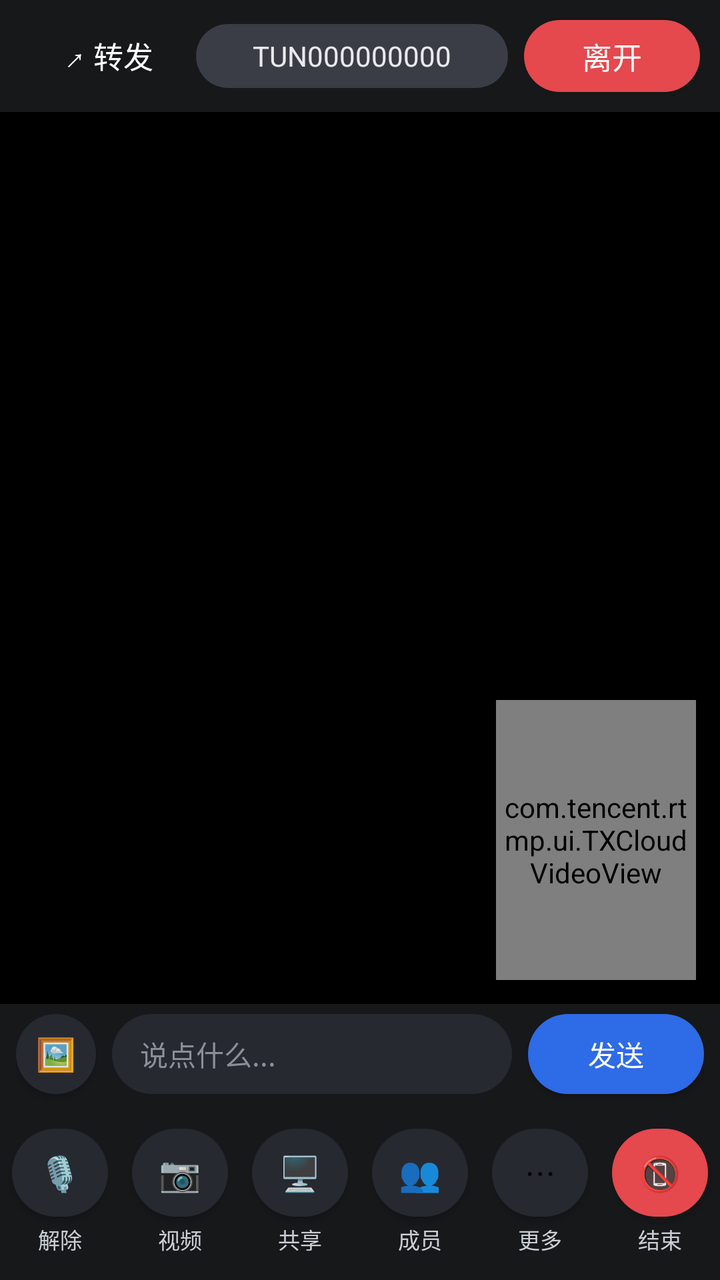
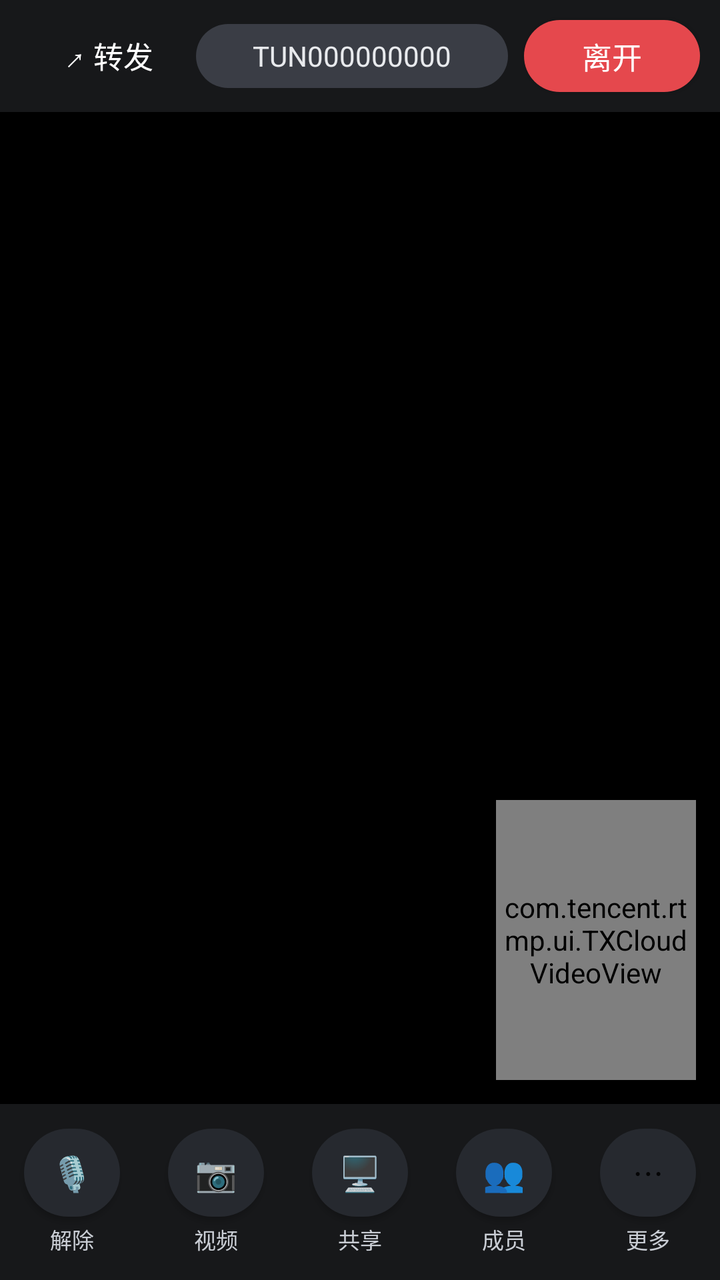

Compare the two renders of this Android layout. The source of the first and the diff that turns it into the second are given below.
<!-- AndroidManifest.xml: activity theme AppTheme -->
<!-- res/layout/activity_meeting.xml -->
<?xml version="1.0" encoding="utf-8"?>

<LinearLayout xmlns:android="http://schemas.android.com/apk/res/android"
    android:id="@+id/rootLayout"
    android:layout_width="match_parent"
    android:layout_height="match_parent"
    android:background="#101114"
    android:orientation="vertical">

    <LinearLayout
        android:layout_width="match_parent"
        android:layout_height="56dp"
        android:background="#17181A"
        android:gravity="center_vertical"
        android:orientation="horizontal"
        android:paddingStart="10dp"
        android:paddingEnd="10dp">

        <Button
            android:id="@+id/btnForward"
            android:layout_width="wrap_content"
            android:layout_height="36dp"
            android:background="@android:color/transparent"
            android:paddingStart="4dp"
            android:paddingEnd="4dp"
            android:text="↗ 转发"
            android:textColor="#ffffff"
            android:textSize="15sp" />

        <TextView
            android:id="@+id/tvRoom"
            android:layout_width="0dp"
            android:layout_height="32dp"
            android:layout_weight="1"
            android:background="@drawable/bg_chip"
            android:gravity="center"
            android:paddingStart="18dp"
            android:paddingEnd="18dp"
            android:text="TUN000000000"
            android:textColor="#E8EAED"
            android:textSize="14sp" />

        <Button
            android:id="@+id/btnLeave"
            android:layout_width="wrap_content"
            android:layout_height="36dp"
            android:layout_marginStart="8dp"
            android:background="@drawable/bg_btn_red"
            android:paddingStart="16dp"
            android:paddingEnd="16dp"
            android:text="离开"
            android:textColor="#ffffff"
            android:textSize="15sp" />
    </LinearLayout>

    <FrameLayout
        android:layout_width="match_parent"
        android:layout_height="0dp"
        android:layout_weight="1"
        android:background="#000000">

        <FrameLayout
            android:id="@+id/videoStage"
            android:layout_width="match_parent"
            android:layout_height="match_parent" />

        <TextView
            android:id="@+id/tvHint"
            android:layout_width="wrap_content"
            android:layout_height="wrap_content"
            android:layout_gravity="center"
            android:text=""
            android:textColor="#9aa7b5"
            android:textSize="14sp" />

        <FrameLayout
            android:id="@+id/localBox"
            android:layout_width="100dp"
            android:layout_height="140dp"
            android:layout_gravity="bottom|end"
            android:layout_margin="12dp"
            android:background="#1b2430">

            <com.tencent.rtmp.ui.TXCloudVideoView
                android:id="@+id/localView"
                android:layout_width="match_parent"
                android:layout_height="match_parent" />
        </FrameLayout>

        <ScrollView
            android:id="@+id/chatPanel"
            android:layout_width="match_parent"
            android:layout_height="180dp"
            android:layout_gravity="bottom"
            android:background="#B3000000"
            android:visibility="gone">

            <LinearLayout
                android:id="@+id/chatList"
                android:layout_width="match_parent"
                android:layout_height="wrap_content"
                android:orientation="vertical"
                android:padding="10dp" />
        </ScrollView>

        
        <TextView
            android:id="@+id/tvSubtitle"
            android:layout_width="match_parent"
            android:layout_height="wrap_content"
            android:layout_gravity="bottom|center_horizontal"
            android:layout_marginStart="12dp"
            android:layout_marginEnd="128dp"
            android:layout_marginBottom="16dp"
            android:background="#CC000000"
            android:ellipsize="end"
            android:gravity="center"
            android:maxLines="2"
            android:paddingStart="10dp"
            android:paddingTop="6dp"
            android:paddingEnd="10dp"
            android:paddingBottom="6dp"
            android:text=""
            android:textColor="#FFFFFF"
            android:textSize="15sp"
            android:visibility="gone" />
    </FrameLayout>

    <LinearLayout
        android:layout_width="match_parent"
        android:layout_height="50dp"
        android:background="#17181A"
        android:gravity="center_vertical"
        android:orientation="horizontal"
        android:paddingStart="8dp"
        android:paddingEnd="8dp">

        <Button
            android:id="@+id/btnImg"
            android:layout_width="40dp"
            android:layout_height="40dp"
            android:background="@drawable/bg_btn_dark"
            android:text="🖼"
            android:textSize="16sp" />

        <EditText
            android:id="@+id/etChat"
            android:layout_width="0dp"
            android:layout_height="40dp"
            android:layout_marginStart="8dp"
            android:layout_weight="1"
            android:background="@drawable/bg_input"
            android:hint="说点什么..."
            android:imeOptions="actionSend"
            android:inputType="text"
            android:maxLines="1"
            android:paddingStart="14dp"
            android:paddingEnd="14dp"
            android:textColor="#ffffff"
            android:textColorHint="#8A8F99"
            android:textSize="14sp" />

        <Button
            android:id="@+id/btnSend"
            android:layout_width="wrap_content"
            android:layout_height="40dp"
            android:layout_marginStart="8dp"
            android:background="@drawable/bg_btn_blue"
            android:paddingStart="18dp"
            android:paddingEnd="18dp"
            android:text="发送"
            android:textColor="#ffffff"
            android:textSize="14sp" />
    </LinearLayout>

    <LinearLayout
        android:layout_width="match_parent"
        android:layout_height="88dp"
        android:background="#17181A"
        android:orientation="horizontal">

        <LinearLayout style="@style/MeetCtrl">
            <Button android:id="@+id/btnMic" style="@style/MeetBtn" android:text="🎙" />
            <TextView android:id="@+id/tvMic" style="@style/MeetLabel" android:text="解除" />
        </LinearLayout>

        <LinearLayout style="@style/MeetCtrl">
            <Button android:id="@+id/btnCam" style="@style/MeetBtn" android:text="📷" />
            <TextView android:id="@+id/tvCam" style="@style/MeetLabel" android:text="视频" />
        </LinearLayout>

        <LinearLayout style="@style/MeetCtrl">
            <Button android:id="@+id/btnShare" style="@style/MeetBtn" android:text="🖥" />
            <TextView style="@style/MeetLabel" android:text="共享" />
        </LinearLayout>

        <LinearLayout style="@style/MeetCtrl">
            <Button android:id="@+id/btnMembers" style="@style/MeetBtn" android:text="👥" />
            <TextView style="@style/MeetLabel" android:text="成员" />
        </LinearLayout>

        <LinearLayout style="@style/MeetCtrl">
            <Button android:id="@+id/btnMore" style="@style/MeetBtn" android:text="⋯" />
            <TextView style="@style/MeetLabel" android:text="更多" />
        </LinearLayout>

        <LinearLayout style="@style/MeetCtrl">
            <Button android:id="@+id/btnEnd" style="@style/MeetBtnRed" android:text="📵" />
            <TextView style="@style/MeetLabel" android:text="结束" />
        </LinearLayout>
    </LinearLayout>

</LinearLayout>
<!-- resources referenced by this layout -->
<resources>
  <!-- drawable bg_btn_blue (drawable) -->
  <?xml version="1.0" encoding="utf-8"?>
  
  <shape xmlns:android="http://schemas.android.com/apk/res/android" android:shape="rectangle">
      <solid android:color="#2E6BE6" />
      <corners android:radius="22dp" />
  </shape>
  <!-- drawable bg_btn_dark (drawable) -->
  <?xml version="1.0" encoding="utf-8"?>
  
  <shape xmlns:android="http://schemas.android.com/apk/res/android" android:shape="rectangle">
      <solid android:color="#26292F" />
      <corners android:radius="24dp" />
  </shape>
  <!-- drawable bg_btn_red (drawable) -->
  <?xml version="1.0" encoding="utf-8"?>
  
  <shape xmlns:android="http://schemas.android.com/apk/res/android" android:shape="rectangle">
      <solid android:color="#E5484D" />
      <corners android:radius="24dp" />
  </shape>
  <!-- drawable bg_chip (drawable) -->
  <?xml version="1.0" encoding="utf-8"?>
  
  <shape xmlns:android="http://schemas.android.com/apk/res/android" android:shape="rectangle">
      <solid android:color="#3A3D45" />
      <corners android:radius="18dp" />
  </shape>
  <!-- drawable bg_input (drawable) -->
  <?xml version="1.0" encoding="utf-8"?>
  
  <shape xmlns:android="http://schemas.android.com/apk/res/android" android:shape="rectangle">
      <solid android:color="#26292F" />
      <corners android:radius="22dp" />
  </shape>
  <style name="MeetBtn">
          <item name="android:layout_width">48dp</item>
          <item name="android:layout_height">44dp</item>
          <item name="android:background">@drawable/bg_btn_dark</item>
          <item name="android:textSize">17sp</item>
      </style>
  <style name="MeetBtnRed">
          <item name="android:layout_width">48dp</item>
          <item name="android:layout_height">44dp</item>
          <item name="android:background">@drawable/bg_btn_red</item>
          <item name="android:textSize">17sp</item>
      </style>
  <style name="MeetCtrl">
          <item name="android:layout_width">0dp</item>
          <item name="android:layout_height">match_parent</item>
          <item name="android:layout_weight">1</item>
          <item name="android:gravity">center</item>
          <item name="android:orientation">vertical</item>
      </style>
  <style name="MeetLabel">
          <item name="android:layout_width">wrap_content</item>
          <item name="android:layout_height">wrap_content</item>
          <item name="android:layout_marginTop">3dp</item>
          <item name="android:textColor">#C9CDD4</item>
          <item name="android:textSize">11sp</item>
      </style>
  <style name="AppTheme" parent="Theme.AppCompat.Light.NoActionBar">
          <item name="colorPrimary">@color/colorPrimary</item>
          <item name="colorPrimaryDark">@color/colorPrimaryDark</item>
          <item name="colorAccent">@color/colorAccent</item>
          <item name="android:windowBackground">@color/windowBackground</item>
          <item name="android:statusBarColor">@color/colorPrimaryDark</item>
      </style>
  <color name="colorPrimary">#1E5EFF</color>
  <color name="colorPrimaryDark">#1246C4</color>
  <color name="colorAccent">#FF7A2F</color>
  <color name="windowBackground">#FFFFFF</color>
</resources>

<!-- the commit's change to res/layout/activity_meeting.xml (unified diff, before → after) -->
@@ -126,52 +126,7 @@
             android:visibility="gone" />
     </FrameLayout>
 
-    <LinearLayout
-        android:layout_width="match_parent"
-        android:layout_height="50dp"
-        android:background="#17181A"
-        android:gravity="center_vertical"
-        android:orientation="horizontal"
-        android:paddingStart="8dp"
-        android:paddingEnd="8dp">
-
-        <Button
-            android:id="@+id/btnImg"
-            android:layout_width="40dp"
-            android:layout_height="40dp"
-            android:background="@drawable/bg_btn_dark"
-            android:text="🖼"
-            android:textSize="16sp" />
-
-        <EditText
-            android:id="@+id/etChat"
-            android:layout_width="0dp"
-            android:layout_height="40dp"
-            android:layout_marginStart="8dp"
-            android:layout_weight="1"
-            android:background="@drawable/bg_input"
-            android:hint="说点什么..."
-            android:imeOptions="actionSend"
-            android:inputType="text"
-            android:maxLines="1"
-            android:paddingStart="14dp"
-            android:paddingEnd="14dp"
-            android:textColor="#ffffff"
-            android:textColorHint="#8A8F99"
-            android:textSize="14sp" />
-
-        <Button
-            android:id="@+id/btnSend"
-            android:layout_width="wrap_content"
-            android:layout_height="40dp"
-            android:layout_marginStart="8dp"
-            android:background="@drawable/bg_btn_blue"
-            android:paddingStart="18dp"
-            android:paddingEnd="18dp"
-            android:text="发送"
-            android:textColor="#ffffff"
-            android:textSize="14sp" />
-    </LinearLayout>
+    
 
     <LinearLayout
         android:layout_width="match_parent"
@@ -203,11 +158,6 @@
             <Button android:id="@+id/btnMore" style="@style/MeetBtn" android:text="⋯" />
             <TextView style="@style/MeetLabel" android:text="更多" />
         </LinearLayout>
-
-        <LinearLayout style="@style/MeetCtrl">
-            <Button android:id="@+id/btnEnd" style="@style/MeetBtnRed" android:text="📵" />
-            <TextView style="@style/MeetLabel" android:text="结束" />
-        </LinearLayout>
     </LinearLayout>
 
 </LinearLayout>
<!-- resource entries referenced after the edit -->
@@ -1,19 +1,5 @@
 <!-- resources referenced by this layout -->
 <resources>
-  <!-- drawable bg_btn_blue (drawable) -->
-  <?xml version="1.0" encoding="utf-8"?>
-  
-  <shape xmlns:android="http://schemas.android.com/apk/res/android" android:shape="rectangle">
-      <solid android:color="#2E6BE6" />
-      <corners android:radius="22dp" />
-  </shape>
-  <!-- drawable bg_btn_dark (drawable) -->
-  <?xml version="1.0" encoding="utf-8"?>
-  
-  <shape xmlns:android="http://schemas.android.com/apk/res/android" android:shape="rectangle">
-      <solid android:color="#26292F" />
-      <corners android:radius="24dp" />
-  </shape>
   <!-- drawable bg_btn_red (drawable) -->
   <?xml version="1.0" encoding="utf-8"?>
   
@@ -28,23 +14,10 @@
       <solid android:color="#3A3D45" />
       <corners android:radius="18dp" />
   </shape>
-  <!-- drawable bg_input (drawable) -->
-  <?xml version="1.0" encoding="utf-8"?>
-  
-  <shape xmlns:android="http://schemas.android.com/apk/res/android" android:shape="rectangle">
-      <solid android:color="#26292F" />
-      <corners android:radius="22dp" />
-  </shape>
   <style name="MeetBtn">
           <item name="android:layout_width">48dp</item>
           <item name="android:layout_height">44dp</item>
           <item name="android:background">@drawable/bg_btn_dark</item>
-          <item name="android:textSize">17sp</item>
-      </style>
-  <style name="MeetBtnRed">
-          <item name="android:layout_width">48dp</item>
-          <item name="android:layout_height">44dp</item>
-          <item name="android:background">@drawable/bg_btn_red</item>
           <item name="android:textSize">17sp</item>
       </style>
   <style name="MeetCtrl">
@@ -68,6 +41,13 @@
           <item name="android:windowBackground">@color/windowBackground</item>
           <item name="android:statusBarColor">@color/colorPrimaryDark</item>
       </style>
+  <!-- drawable bg_btn_dark (drawable) -->
+  <?xml version="1.0" encoding="utf-8"?>
+  
+  <shape xmlns:android="http://schemas.android.com/apk/res/android" android:shape="rectangle">
+      <solid android:color="#26292F" />
+      <corners android:radius="24dp" />
+  </shape>
   <color name="colorPrimary">#1E5EFF</color>
   <color name="colorPrimaryDark">#1246C4</color>
   <color name="colorAccent">#FF7A2F</color>
